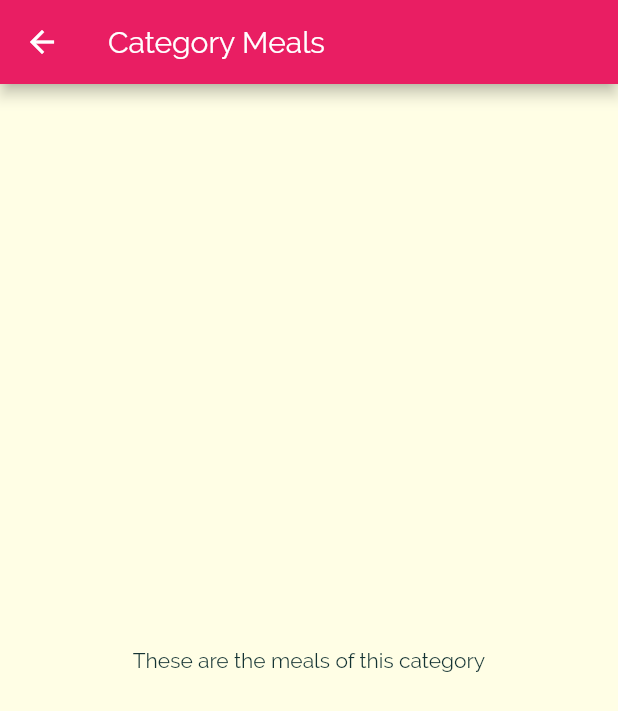
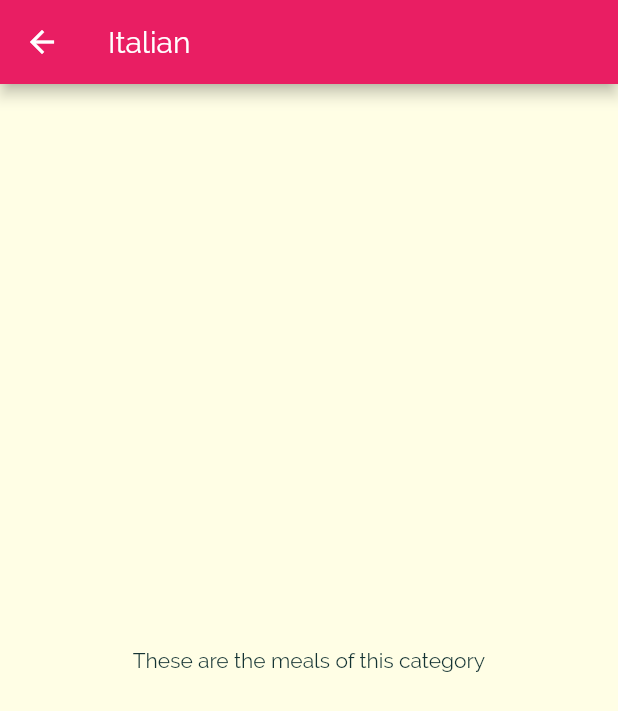
Before and after one commit to notsarthak/recipe-app, a Flutter app: the screen it shows after launch, after a tap on "Italian", on a phone screen of 412 x 824 dp. Shown: the top 711 px of the screen. Run offline on Flutter 3.47's test engine with Material 2 defaults, Android fonts, the phone set to English and light mode, and no system bars.

Commit message:
Passing data to the next screen when navigating to next screen with Navigator.push()

```diff
--- a/lib/categories_screen.dart
+++ b/lib/categories_screen.dart
@@ -14,6 +14,7 @@ class CategoriesScreen extends StatelessWidget {
         children: DUMMY_CATEGORIES
             .map(
               (catData) => CategoryItem(
+                catData.id,
                 catData.title,
                 catData.color,
               ),
--- a/lib/category_item.dart
+++ b/lib/category_item.dart
@@ -4,16 +4,20 @@ import "package:flutter/material.dart";
 import "./category_meals_screen.dart";
 
 class CategoryItem extends StatelessWidget {
+  final String id;
   final String title;
   final Color color;
 
-  CategoryItem(this.title, this.color);
+  CategoryItem(this.id, this.title, this.color);
 
   void selectCategory(BuildContext ctx) {
     Navigator.of(ctx).push(
       MaterialPageRoute(
         builder: (_) {
-          return CategoryMealsScreen();
+          return CategoryMealsScreen(
+            id,
+            title,
+          );
         },
       ),
     );
--- a/lib/category_meals_screen.dart
+++ b/lib/category_meals_screen.dart
@@ -1,10 +1,15 @@
 import "package:flutter/material.dart";
 
 class CategoryMealsScreen extends StatelessWidget {
+  final String categoryId;
+  final String categoryTitle;
+
+  CategoryMealsScreen(this.categoryId, this.categoryTitle);
+
   Widget build(BuildContext context) {
     return Scaffold(
       appBar: AppBar(
-        title: Text("Category Meals"),
+        title: Text(categoryTitle),
       ),
       body: Center(
         child: Text("These are the meals of this category"),
```
